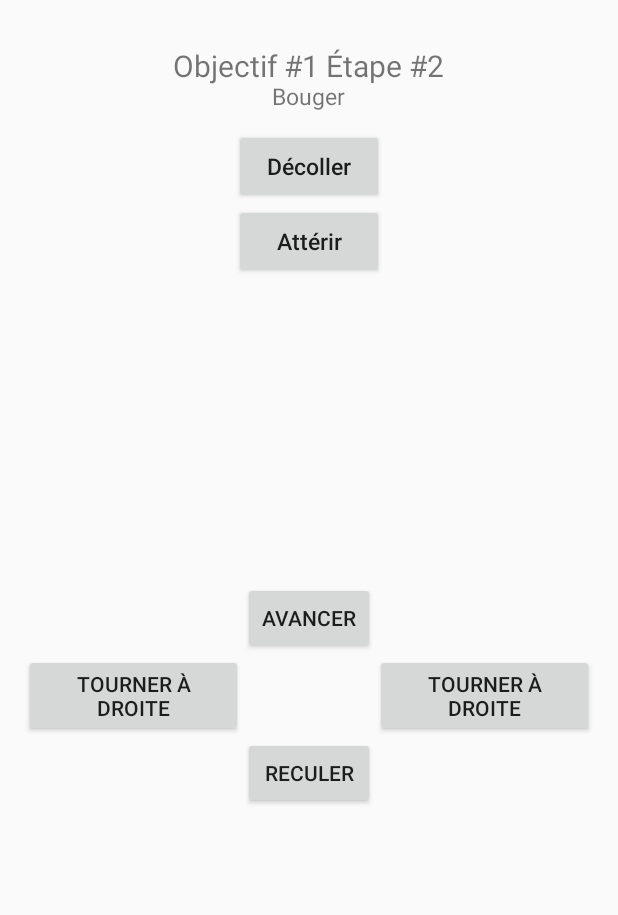
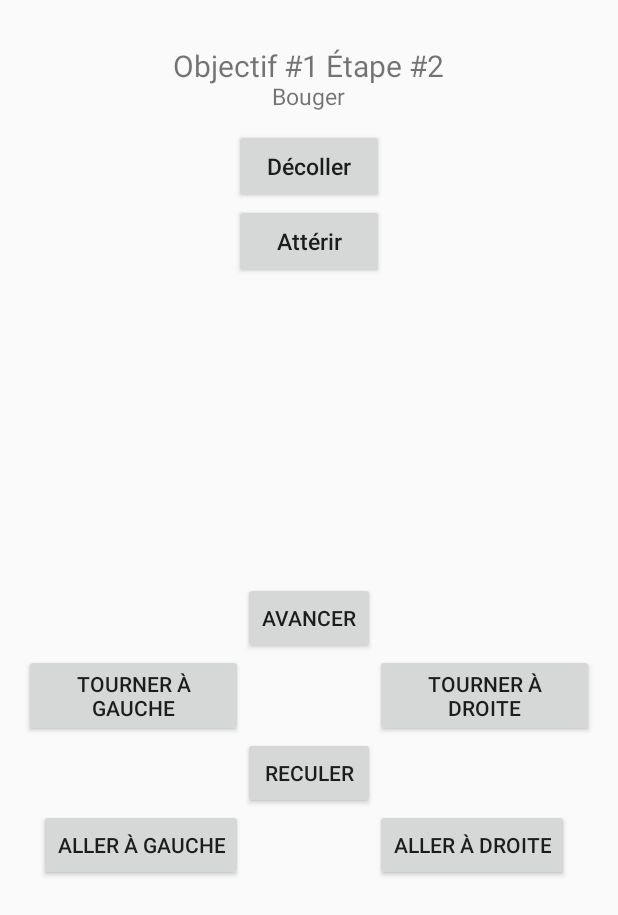
Before and after one commit to fabien-roy/dji-mobile-sdk-example, an Android app: the layout activity_obj1_step2.xml on its own in the app's theme, with its tools: preview values and no code run, on a phone screen of 412 x 824 dp. Shown: the top 915 px of the screen. Run offline under Robolectric (Android 15) with nearby library versions, the phone set to English and light mode, and no system bars.

```diff
--- a/app/src/main/java/net/info420/fabien/dronetravailpratique/objectives/ActivityObj1Step1.java
+++ b/app/src/main/java/net/info420/fabien/dronetravailpratique/objectives/ActivityObj1Step1.java
@@ -62,7 +62,8 @@ public class ActivityObj1Step1 extends AppCompatActivity {
       new DJICommonCallbacks.DJICompletionCallback () {
         @Override
         public void onResult(DJIError djiError) {
-          Log.e(TAG, "Takeoff error : " + djiError.getDescription());
+          // Log.e(TAG, "Takeoff error : " + djiError.getDescription());
+          // Toast.makeText(ActivityObj1Step1.this, "Takeoff error : " + djiError.getDescription(), Toast.LENGTH_LONG).show();
         }
       }
     );
@@ -74,7 +75,8 @@ public class ActivityObj1Step1 extends AppCompatActivity {
       new DJICommonCallbacks.DJICompletionCallback () {
         @Override
         public void onResult(DJIError djiError) {
-          Log.e(TAG, "landing error : " + djiError.getDescription());
+          // Log.e(TAG, "Landing error : " + djiError.getDescription());
+          // Toast.makeText(ActivityObj1Step1.this, "Landing error : " + djiError.getDescription(), Toast.LENGTH_LONG).show();
         }
       }
     );
--- a/app/src/main/res/layout/activity_ob1_step2.xml
+++ b/app/src/main/res/layout/activity_obj1_step2.xml
@@ -9,7 +9,7 @@
   android:paddingLeft="@dimen/activity_horizontal_margin"
   android:paddingRight="@dimen/activity_horizontal_margin"
   android:paddingTop="@dimen/activity_vertical_margin"
-  tools:context="net.info420.fabien.dronetravailpratique.objectives.ActivityObj1Step1">
+  tools:context="net.info420.fabien.dronetravailpratique.objectives.ActivityObj1Step2">
 
   <TextView
     android:text="@string/objective1_step2"
@@ -76,7 +76,7 @@
     android:layout_toEndOf="@+id/btn_obj1_step2_go_forward"/>
 
   <Button
-    android:text="@string/turn_right"
+    android:text="@string/turn_left"
     android:layout_width="wrap_content"
     android:layout_height="wrap_content"
     android:layout_below="@+id/btn_obj1_step2_go_forward"
@@ -84,4 +84,22 @@
     android:layout_toStartOf="@+id/btn_obj1_step2_go_forward"
     android:id="@+id/btn_obj1_step2_turn_left"/>
 
+  <Button
+    android:text="@string/go_left"
+    android:layout_width="wrap_content"
+    android:layout_height="wrap_content"
+    android:layout_below="@+id/btn_obj1_step2_go_back"
+    android:layout_toLeftOf="@+id/btn_obj1_step2_go_back"
+    android:layout_toStartOf="@+id/btn_obj1_step2_go_back"
+    android:id="@+id/btn_obj1_step2_go_left"/>
+
+  <Button
+    android:text="@string/go_right"
+    android:layout_width="wrap_content"
+    android:layout_height="wrap_content"
+    android:layout_below="@+id/btn_obj1_step2_go_back"
+    android:layout_toRightOf="@+id/btn_obj1_step2_go_back"
+    android:layout_toEndOf="@+id/btn_obj1_step2_go_back"
+    android:id="@+id/btn_obj1_step2_go_right"/>
+
 </RelativeLayout>
--- a/app/src/main/res/values/strings.xml
+++ b/app/src/main/res/values/strings.xml
@@ -28,6 +28,8 @@
 
   <string name="go_forward">Avancer</string>
   <string name="go_back">Reculer</string>
+  <string name="go_left">Aller à gauche</string>
+  <string name="go_right">Aller à droite</string>
   <string name="turn_left">Tourner à gauche</string>
   <string name="turn_right">Tourner à droite</string>
 </resources>
```
Also changed, not shown: app/src/main/AndroidManifest.xml (+7 -1 lines), app/src/main/java/net/info420/fabien/dronetravailpratique/common/ActivityMain.java (+45 -1 lines), app/src/main/java/net/info420/fabien/dronetravailpratique/common/ActivityObjectives.java (+11 -10 lines), app/src/main/java/net/info420/fabien/dronetravailpratique/objectives/ActivityObj1Step2.java (+99 -76 lines), app/src/main/ic_launcher-web.png (added), app/src/main/res/mipmap-hdpi/ic_launcher.png, app/src/main/res/mipmap-mdpi/ic_launcher.png, app/src/main/res/mipmap-xhdpi/ic_launcher.png, app/src/main/res/mipmap-xxhdpi/ic_launcher.png, app/src/main/res/mipmap-xxxhdpi/ic_launcher.png.
